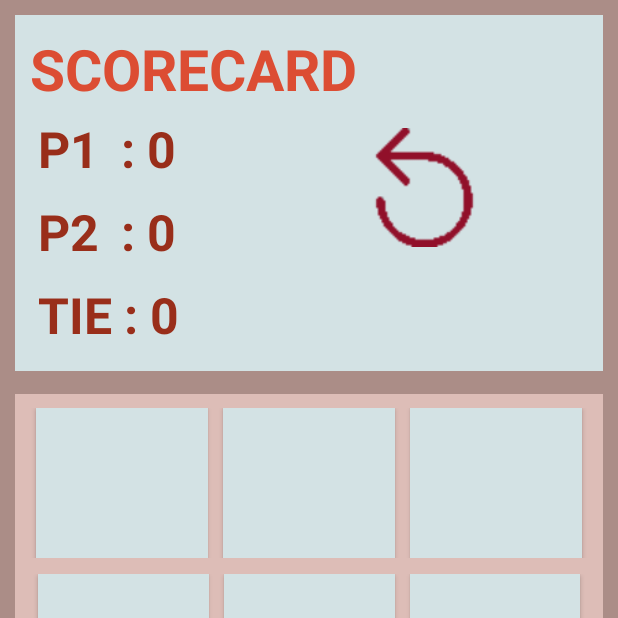
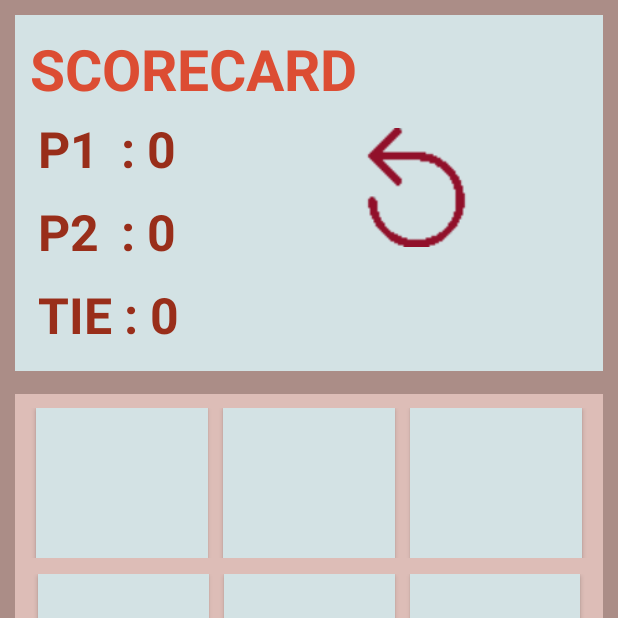
Before and after one commit to rohitsingla2611/TicTacToe, an Android app: the screen it shows after launch (MainActivity), on a phone screen of 412 x 824 dp, the top half of it. Run offline under Robolectric (Android 15) with nearby library versions, the phone set to English and light mode, and no system bars.

Commit message:
Game Running Properly

```diff
--- a/app/src/main/res/layout/activity_main.xml
+++ b/app/src/main/res/layout/activity_main.xml
@@ -78,12 +78,10 @@
             </TableRow>
         </TableLayout>
 
-
         <ImageView
             android:id="@+id/imageViewReset"
             android:layout_width="79dp"
             android:layout_height="79dp"
-            android:layout_marginStart="5dp"
             android:layout_marginTop="65dp"
             android:contentDescription="@string/resetButtonImage"
             android:src="@drawable/reset_icon" />
```
